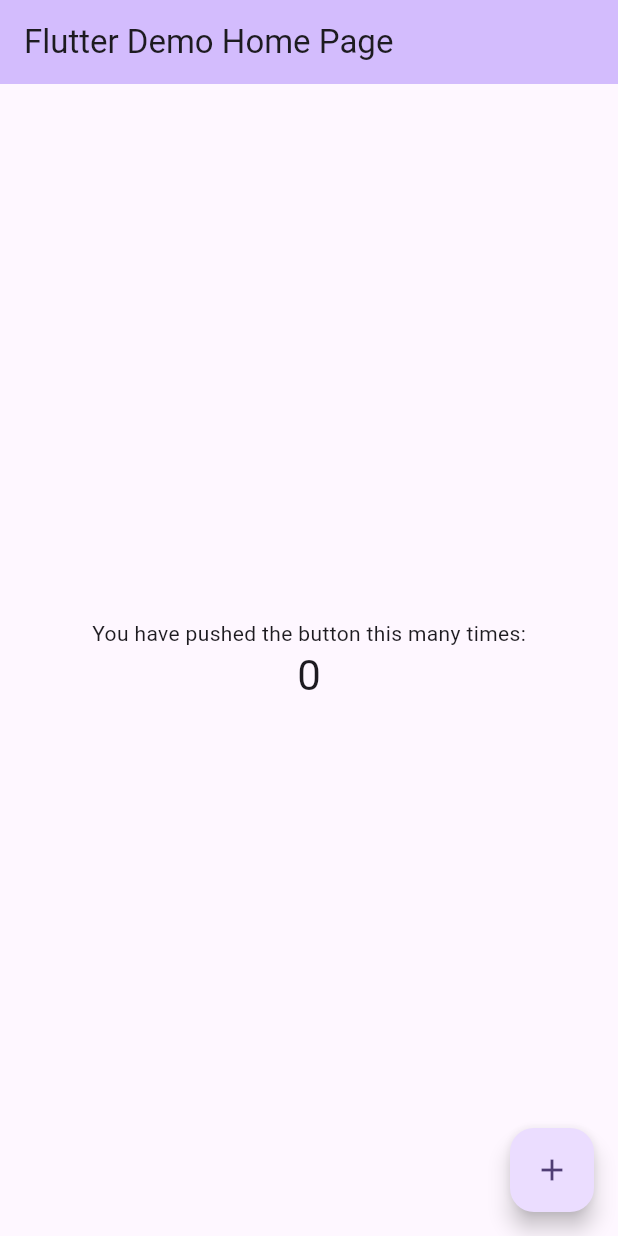
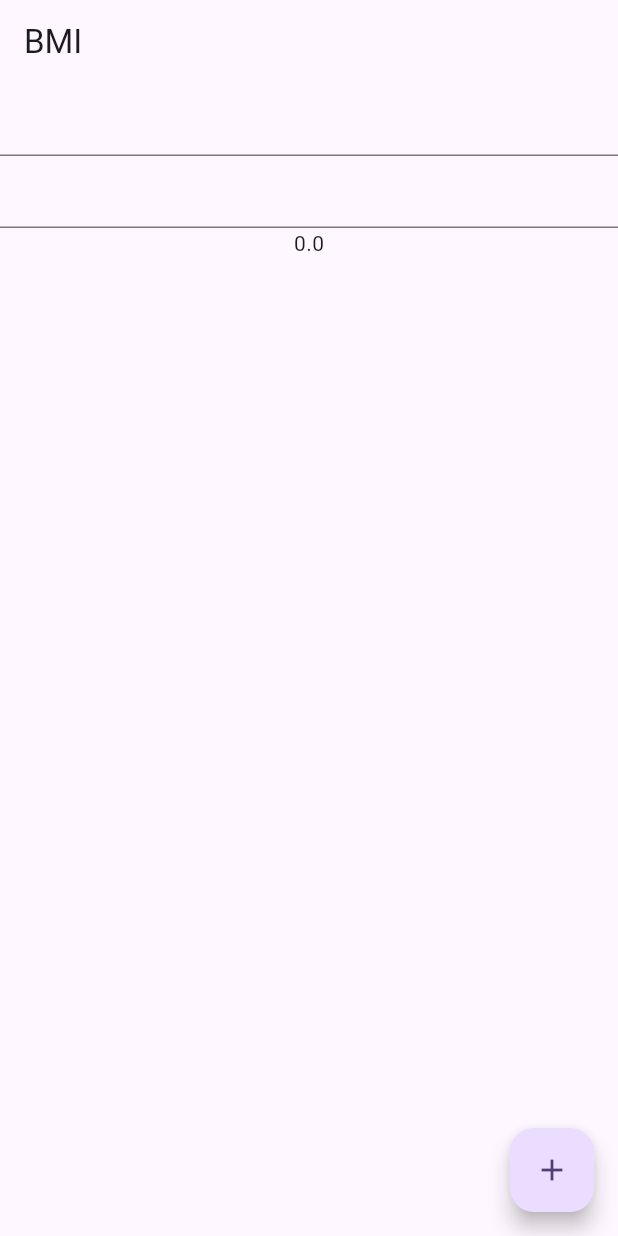
Before and after one commit to phammongkha562000/mine, a Flutter app: the screen it shows after launch, on a phone screen of 412 x 824 dp. Run offline on Flutter 3.47's test engine with Material 2 defaults, Android fonts, the light colour scheme and no system bars; our stand-ins replace flutter_riverpod.

Commit message:
add flutter riverpod

```diff
--- /dev/null
+++ b/lib/app.dart
@@ -0,0 +1,45 @@
+import 'package:flutter/material.dart';
+import 'package:flutter_riverpod/flutter_riverpod.dart';
+
+class MyApp extends StatelessWidget {
+  const MyApp({super.key});
+
+  @override
+  Widget build(BuildContext context) {
+    return MaterialApp(
+      debugShowCheckedModeBanner: false,
+      title: 'Riverpod Demo',
+      theme: ThemeData(
+        colorScheme: ColorScheme.fromSeed(seedColor: Colors.deepPurple),
+        useMaterial3: true,
+      ),
+      home: const MyHomePage(),
+    );
+  }
+}
+
+final bmiProvider = StateProvider((ref) => 0.0);
+
+class MyHomePage extends ConsumerWidget {
+  const MyHomePage({super.key});
+
+  @override
+  Widget build(BuildContext context, WidgetRef ref) {
+    return Scaffold(
+      appBar: AppBar(title: Text('BMI')),
+      body: Center(child: Consumer(
+        builder: (context, ref, child) {
+          final bmi = ref.watch(bmiProvider);
+          return Column(
+            children: [TextFormField(), TextFormField(), Text('$bmi')],
+          );
+        },
+      )),
+      floatingActionButton: FloatingActionButton(
+        // The read method is a utility to read a provider without listening to it
+        onPressed: () => ref.read(bmiProvider.notifier).update((state) => 56/(1.68*2)),
+        child: const Icon(Icons.add),
+      ),
+    );
+  }
+}
--- a/lib/main.dart
+++ b/lib/main.dart
@@ -1,125 +1,7 @@
+import 'package:bmi_pj/app.dart';
 import 'package:flutter/material.dart';
+import 'package:flutter_riverpod/flutter_riverpod.dart';
 
 void main() {
-  runApp(const MyApp());
+  runApp(const ProviderScope(child: MyApp()));
 }
-
-class MyApp extends StatelessWidget {
-  const MyApp({super.key});
-
-  // This widget is the root of your application.
-  @override
-  Widget build(BuildContext context) {
-    return MaterialApp(
-      title: 'Flutter Demo',
-      theme: ThemeData(
-        // This is the theme of your application.
-        //
-        // TRY THIS: Try running your application with "flutter run". You'll see
-        // the application has a blue toolbar. Then, without quitting the app,
-        // try changing the seedColor in the colorScheme below to Colors.green
-        // and then invoke "hot reload" (save your changes or press the "hot
-        // reload" button in a Flutter-supported IDE, or press "r" if you used
-        // the command line to start the app).
-        //
-        // Notice that the counter didn't reset back to zero; the application
-        // state is not lost during the reload. To reset the state, use hot
-        // restart instead.
-        //
-        // This works for code too, not just values: Most code changes can be
-        // tested with just a hot reload.
-        colorScheme: ColorScheme.fromSeed(seedColor: Colors.deepPurple),
-        useMaterial3: true,
-      ),
-      home: const MyHomePage(title: 'Flutter Demo Home Page'),
-    );
-  }
-}
-
-class MyHomePage extends StatefulWidget {
-  const MyHomePage({super.key, required this.title});
-
-  // This widget is the home page of your application. It is stateful, meaning
-  // that it has a State object (defined below) that contains fields that affect
-  // how it looks.
-
-  // This class is the configuration for the state. It holds the values (in this
-  // case the title) provided by the parent (in this case the App widget) and
-  // used by the build method of the State. Fields in a Widget subclass are
-  // always marked "final".
-
-  final String title;
-
-  @override
-  State<MyHomePage> createState() => _MyHomePageState();
-}
-
-class _MyHomePageState extends State<MyHomePage> {
-  int _counter = 0;
-
-  void _incrementCounter() {
-    setState(() {
-      // This call to setState tells the Flutter framework that something has
-      // changed in this State, which causes it to rerun the build method below
-      // so that the display can reflect the updated values. If we changed
-      // _counter without calling setState(), then the build method would not be
-      // called again, and so nothing would appear to happen.
-      _counter++;
-    });
-  }
-
-  @override
-  Widget build(BuildContext context) {
-    // This method is rerun every time setState is called, for instance as done
-    // by the _incrementCounter method above.
-    //
-    // The Flutter framework has been optimized to make rerunning build methods
-    // fast, so that you can just rebuild anything that needs updating rather
-    // than having to individually change instances of widgets.
-    return Scaffold(
-      appBar: AppBar(
-        // TRY THIS: Try changing the color here to a specific color (to
-        // Colors.amber, perhaps?) and trigger a hot reload to see the AppBar
-        // change color while the other colors stay the same.
-        backgroundColor: Theme.of(context).colorScheme.inversePrimary,
-        // Here we take the value from the MyHomePage object that was created by
-        // the App.build method, and use it to set our appbar title.
-        title: Text(widget.title),
-      ),
-      body: Center(
-        // Center is a layout widget. It takes a single child and positions it
-        // in the middle of the parent.
-        child: Column(
-          // Column is also a layout widget. It takes a list of children and
-          // arranges them vertically. By default, it sizes itself to fit its
-          // children horizontally, and tries to be as tall as its parent.
-          //
-          // Column has various properties to control how it sizes itself and
-          // how it positions its children. Here we use mainAxisAlignment to
-          // center the children vertically; the main axis here is the vertical
-          // axis because Columns are vertical (the cross axis would be
-          // horizontal).
-          //
-          // TRY THIS: Invoke "debug painting" (choose the "Toggle Debug Paint"
-          // action in the IDE, or press "p" in the console), to see the
-          // wireframe for each widget.
-          mainAxisAlignment: MainAxisAlignment.center,
-          children: <Widget>[
-            const Text(
-              'You have pushed the button this many times:',
-            ),
-            Text(
-              '$_counter',
-              style: Theme.of(context).textTheme.headlineMedium,
-            ),
-          ],
-        ),
-      ),
-      floatingActionButton: FloatingActionButton(
-        onPressed: _incrementCounter,
-        tooltip: 'Increment',
-        child: const Icon(Icons.add),
-      ), // This trailing comma makes auto-formatting nicer for build methods.
-    );
-  }
-}
```
Also changed, not shown: pubspec.yaml (+4 -68 lines), pubspec.lock, 1 other file.
